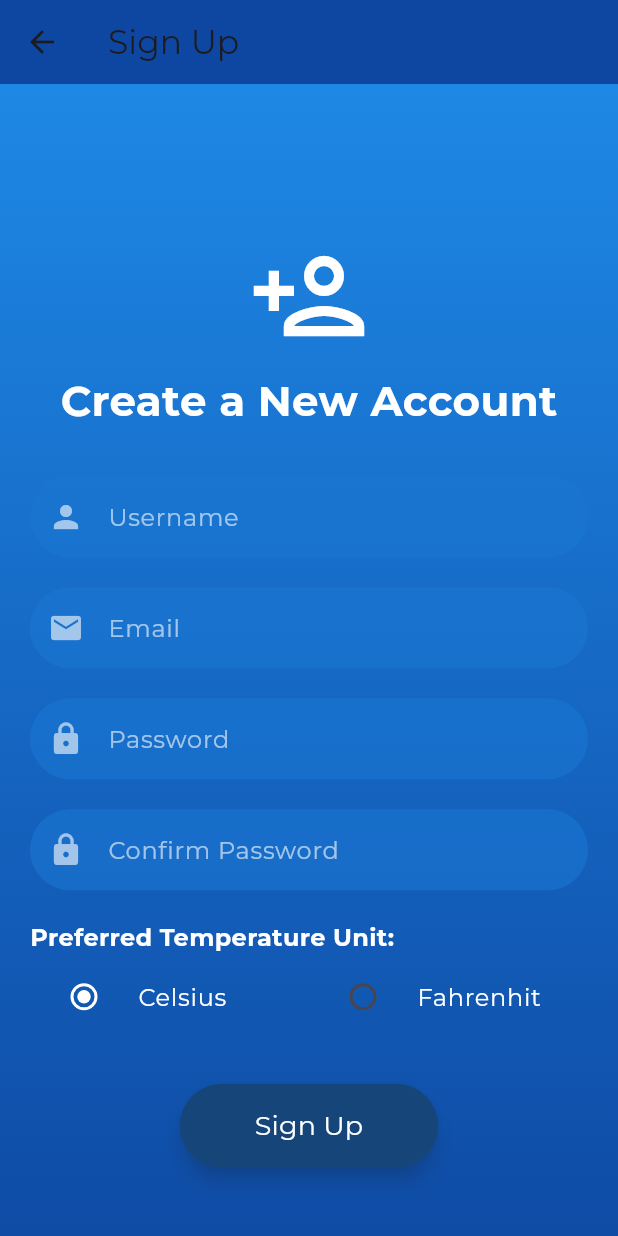
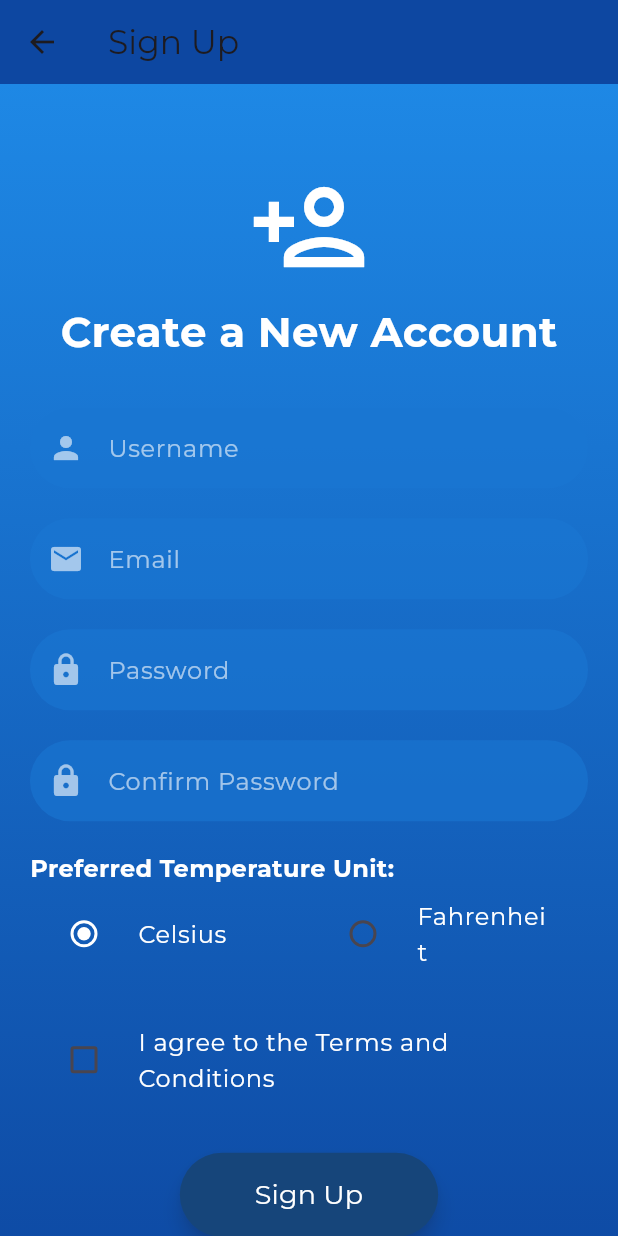
Before and after one commit to pramishka22/mad1, a Flutter app: the SignUpPage screen opened directly with empty values, on a phone screen of 412 x 824 dp. Run offline on Flutter 3.47's test engine with Material 3 defaults, Android fonts, the phone set to English and light mode, and no system bars.

Commit message:
Different input fields

```diff
--- a/lib/pages/SignUpPage.dart
+++ b/lib/pages/SignUpPage.dart
@@ -1,184 +1,3 @@
-
-
-// import 'package:flutter/material.dart';
-
-// class SignUpPage extends StatefulWidget {
-//   final bool isDarkMode;
-//   final Function(bool) onDarkModeToggle;
-
-//   SignUpPage({required this.isDarkMode, required this.onDarkModeToggle});
-
-//   @override
-//   _SignUpPageState createState() => _SignUpPageState();
-// }
-
-// class _SignUpPageState extends State<SignUpPage> {
-//   final TextEditingController _usernameController = TextEditingController();
-//   final TextEditingController _emailController = TextEditingController();
-//   final TextEditingController _passwordController = TextEditingController();
-//   final TextEditingController _confirmPasswordController = TextEditingController();
-//   String _temperatureUnit = 'Celsius'; // default selected
-
-
-//   @override
-//   Widget build(BuildContext context) {
-//     final orientation = MediaQuery.of(context).orientation;
-//     final screenHeight = MediaQuery.of(context).size.height;
-
-//     return Scaffold(
-//       appBar: AppBar(
-//         title: Text('Sign Up'),
-//         leading: IconButton(
-//           icon: Icon(Icons.arrow_back),
-//           onPressed: () {
-//             Navigator.pop(context);
-//           },
-//         ),
-//         backgroundColor: widget.isDarkMode ? Color.fromARGB(255, 156, 189, 241) : Colors.blue.shade900,
-//       ),
-//       body: SingleChildScrollView(
-//         child: ConstrainedBox(
-//           constraints: BoxConstraints(
-//             minHeight: screenHeight,
-//           ),
-//           child: Container(
-//             padding: EdgeInsets.all(20),
-//             decoration: BoxDecoration(
-//               gradient: LinearGradient(
-//                 begin: Alignment.topCenter,
-//                 end: Alignment.bottomCenter,
-//                 colors: widget.isDarkMode
-//                     ? [Colors.grey.shade900, Colors.black]
-//                     : [Colors.blue.shade600, Colors.blue.shade900],
-//               ),
-//             ),
-//             child: Column(
-//               mainAxisAlignment: MainAxisAlignment.center,
-//               children: [
-//                 _buildHeader(),
-//                 SizedBox(height: 30),
-//                 _buildTextField(_usernameController, 'Username', icon: Icons.person),
-//                 SizedBox(height: 20),
-//                 _buildTextField(_emailController, 'Email', icon: Icons.email),
-//                 SizedBox(height: 20),
-//                 _buildTextField(_passwordController, 'Password', icon: Icons.lock, obscureText: true),
-//                 SizedBox(height: 20),
-//                 _buildTextField(_confirmPasswordController, 'Confirm Password', icon: Icons.lock, obscureText: true),
-//                 SizedBox(height: 30),
-//                 _buildSignUpButton(),
-//                 if (orientation == Orientation.landscape) SizedBox(height: 114), // Prevent overflow
-//               ],
-//             ),
-//           ),
-//         ),
-//       ),
-//     );
-//   }
-
-//   Widget _buildHeader() {
-//     return Column(
-//       children: [
-//         Icon(
-//           Icons.person_add_outlined,
-//           size: 80,
-//           color: Colors.white,
-//         ),
-//         SizedBox(height: 10),
-//         Text(
-//           'Create a New Account',
-//           style: TextStyle(
-//             fontSize: 28,
-//             fontWeight: FontWeight.bold,
-//             color: Colors.white,
-//           ),
-//         ),
-//       ],
-//     );
-//   }
-
-//   Widget _buildTextField(TextEditingController controller, String hintText, {bool obscureText = false, IconData? icon}) {
-//     return TextField(
-//       controller: controller,
-//       obscureText: obscureText,
-//       style: TextStyle(color: Colors.white),
-//       decoration: InputDecoration(
-//         prefixIcon: icon != null ? Icon(icon, color: Colors.white60) : null,
-//         hintText: hintText,
-//         hintStyle: TextStyle(color: Colors.white60),
-//         filled: true,
-//         fillColor: Colors.blue.shade700.withOpacity(0.6),
-//         border: OutlineInputBorder(
-//           borderRadius: BorderRadius.circular(30),
-//           borderSide: BorderSide.none,
-//         ),
-//         contentPadding: EdgeInsets.symmetric(horizontal: 20, vertical: 15),
-//       ),
-//     );
-//   }
-
-//   Widget _buildSignUpButton() {
-//     return ElevatedButton(
-//       onPressed: _signUp,
-//       child: Text(
-//         'Sign Up',
-//         style: TextStyle(fontSize: 18, color: Colors.white),
-//       ),
-//       style: ElevatedButton.styleFrom(
-//         backgroundColor: Color.fromARGB(255, 22, 69, 122),
-//         padding: EdgeInsets.symmetric(horizontal: 50, vertical: 15),
-//         shape: RoundedRectangleBorder(
-//           borderRadius: BorderRadius.circular(30),
-//         ),
-//         shadowColor: Color.fromARGB(115, 44, 40, 40),
-//         elevation: 5,
-//       ),
-//     );
-//   }
-
-//   void _signUp() {
-//          String username = _usernameController.text;
-//          String email = _emailController.text;
-//          String password = _passwordController.text;
-//          String confirmPassword = _confirmPasswordController.text;
-
-//   if (username.isEmpty || email.isEmpty || password.isEmpty || confirmPassword.isEmpty) {
-//     ScaffoldMessenger.of(context).showSnackBar(
-//       SnackBar(
-//         content: Text('Please fill in all required fields.'),
-//       ),
-//     );
-//     return;
-//   }
-
-//   if (!email.contains('@')) {
-//   ScaffoldMessenger.of(context).showSnackBar(
-//     SnackBar(
-//       content: Text('Please enter a valid email address.'),
-//     ),
-//   );
-//   return;
-// }
-//   if (password.length < 8) {
-//   ScaffoldMessenger.of(context).showSnackBar(
-//     SnackBar(
-//       content: Text('Password must be at least 8 characters long.'),
-//     ),
-//   );
-//   return;
-// }
-//   // Confirm -password match
-//   if (password != confirmPassword) {
-//     ScaffoldMessenger.of(context).showSnackBar(
-//       SnackBar(
-//         content: Text('Passwords do not match.'),
-//       ),
-//     );
-//     return;
-//   }
-
-
-// }
-// }
 
 import 'package:flutter/material.dart';
 
@@ -198,7 +17,8 @@ class _SignUpPageState extends State<SignUpPage> {
   final TextEditingController _passwordController = TextEditingController();
   final TextEditingController _confirmPasswordController = TextEditingController();
 
-  String _temperatureUnit = 'Celsius'; // default selection
+  String _temperatureUnit = 'Celsius'; // default is celsius
+  bool _agreedToTerms = false; // Default state for terms checkbox
 
   @override
   Widget build(BuildContext context) {
@@ -248,6 +68,8 @@ class _SignUpPageState extends State<SignUpPage> {
                 _buildTextField(_confirmPasswordController, 'Confirm Password', icon: Icons.lock, obscureText: true),
                 SizedBox(height: 20),
                 _buildTemperatureUnitSelector(),
+                SizedBox(height: 20),
+                _buildAgreeToTermsCheckbox(),
                 SizedBox(height: 30),
                 _buildSignUpButton(),
                 if (orientation == Orientation.landscape) SizedBox(height: 114),
@@ -281,10 +103,11 @@ class _SignUpPageState extends State<SignUpPage> {
   }
 
   Widget _buildTextField(TextEditingController controller, String hintText,
-      {bool obscureText = false, IconData? icon}) {
+      {bool obscureText = false, IconData? icon, TextInputType keyboardType = TextInputType.text}) {
     return TextField(
       controller: controller,
       obscureText: obscureText,
+      keyboardType: keyboardType,
       style: TextStyle(color: Colors.white),
       decoration: InputDecoration(
         prefixIcon: icon != null ? Icon(icon, color: Colors.white60) : null,
@@ -330,7 +153,7 @@ class _SignUpPageState extends State<SignUpPage> {
             ),
             Expanded(
               child: RadioListTile<String>(
-                title: Text('Fahrenhit', style: TextStyle(color: Colors.white)),
+                title: Text('Fahrenheit', style: TextStyle(color: Colors.white)),
                 value: 'Fahrenheit',
                 groupValue: _temperatureUnit,
                 onChanged: (value) {
@@ -344,6 +167,22 @@ class _SignUpPageState extends State<SignUpPage> {
           ],
         ),
       ],
+    );
+  }
+
+  Widget _buildAgreeToTermsCheckbox() {
+    return CheckboxListTile(
+      value: _agreedToTerms,
+      onChanged: (value) {
+        setState(() {
+          _agreedToTerms = value!;
+        });
+      },
+      title: Text(
+        'I agree to the Terms and Conditions',
+        style: TextStyle(color: Colors.white),
+      ),
+      controlAffinity: ListTileControlAffinity.leading,
     );
   }
 
@@ -396,6 +235,10 @@ class _SignUpPageState extends State<SignUpPage> {
       errors.add('Passwords do not match.');
     }
 
+    if (!_agreedToTerms) {
+      errors.add('You must agree to the Terms and Conditions.');
+    }
+
     if (errors.isNotEmpty) {
       ScaffoldMessenger.of(context).showSnackBar(
         SnackBar(
@@ -407,7 +250,5 @@ class _SignUpPageState extends State<SignUpPage> {
     }
 
     Navigator.pop(context);
-
   }
-
 }
```
Lines whose indentation alone changed are shown as unchanged.
